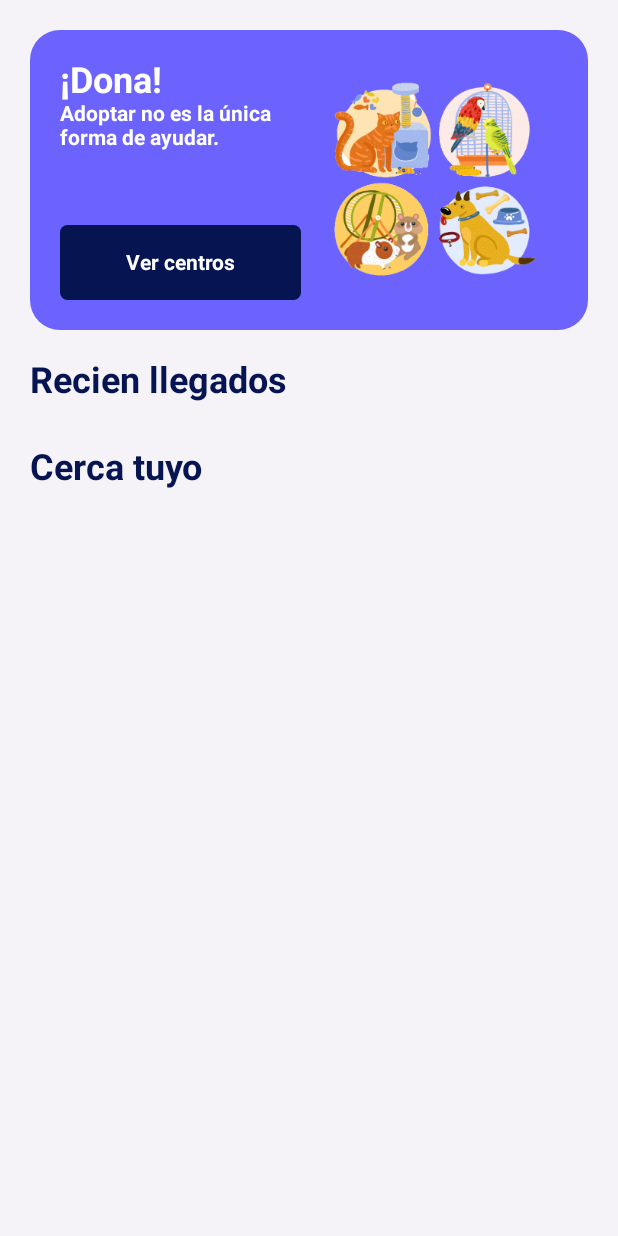
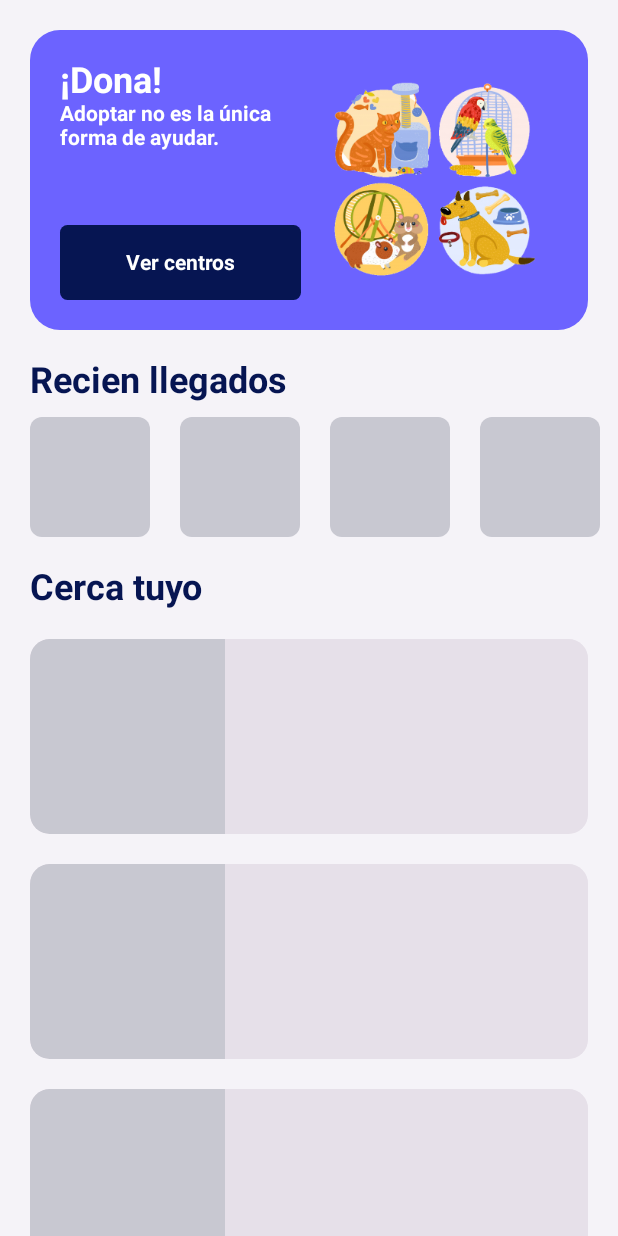
Before and after one commit to LucasPM97/AdoptApp, an Android app built with Jetpack Compose: the first screen one second after launch (MainActivity), on a phone screen of 412 x 824 dp. Run offline under Robolectric (Android 15) with nearby library versions, the phone set to English and light mode, and no system bars; pictures from the network do not load.

Commit message:
Apply loading state on lists

```diff
--- a/app/src/main/java/com/lucas/adoptapp/ui/composables/BigPetItem.kt
+++ b/app/src/main/java/com/lucas/adoptapp/ui/composables/BigPetItem.kt
@@ -107,6 +107,37 @@ private fun PetInfo(
     }
 }
 
+@OptIn(ExperimentalMaterial3Api::class)
+@Composable
+fun EmptyBigPetItem(
+    modifier: Modifier = Modifier
+) {
+    Card(
+        modifier = modifier
+            .clip(MaterialTheme.shapes.small)
+    ) {
+        Row(
+            verticalAlignment = Alignment.CenterVertically,
+        ) {
+
+            val imageShape = RoundedCornerShape(
+                topStartPercent = 10,
+                bottomStartPercent = 10
+            )
+            Box(
+                modifier = Modifier
+                    .fillMaxHeight()
+                    .aspectRatio(1f)
+                    .background(
+                        ImagePlaceholder,
+                        imageShape
+                    )
+                    .clip(imageShape),
+            )
+        }
+    }
+}
+
 @Composable
 @Preview(showBackground = true, backgroundColor = 0xFFF5F3F8)
 fun PreviewBigPetItem() {
@@ -119,3 +150,15 @@ fun PreviewBigPetItem() {
         )
     }
 }
+
+@Composable
+@Preview(showBackground = true, backgroundColor = 0xFFF5F3F8)
+fun PreviewEmptyBigPetItem() {
+    AdoptAppTheme {
+        EmptyBigPetItem(
+            modifier = Modifier
+                .fillMaxWidth()
+                .height(130.dp)
+        )
+    }
+}
--- a/app/src/main/java/com/lucas/adoptapp/ui/composables/HorizontalPetList.kt
+++ b/app/src/main/java/com/lucas/adoptapp/ui/composables/HorizontalPetList.kt
@@ -14,6 +14,7 @@ import com.lucas.core.data.models.PetItem
 fun HorizontalPetList(
     pets: List<PetItem>,
     modifier: Modifier = Modifier,
+    isLoading: Boolean = false,
     contentPadding: PaddingValues = PaddingValues(horizontal = 20.dp),
     horizontalArrangement: Arrangement.Horizontal = Arrangement.spacedBy(20.dp)
 ) {
@@ -21,12 +22,21 @@ fun HorizontalPetList(
         modifier = modifier,
         contentPadding = contentPadding,
         horizontalArrangement = horizontalArrangement,
+        userScrollEnabled = !isLoading
     ) {
-        items(pets) { pet ->
-            SmallPetItem(
-                pet,
-                Modifier.size(80.dp)
-            )
+        if (!isLoading) {
+            items(pets) { pet ->
+                SmallPetItem(
+                    pet,
+                    Modifier.size(80.dp)
+                )
+            }
+        } else {
+            items(4) {
+                EmptySmallPetItem(
+                    Modifier.size(80.dp)
+                )
+            }
         }
     }
 }
--- a/app/src/main/java/com/lucas/adoptapp/ui/composables/SmallPetItem.kt
+++ b/app/src/main/java/com/lucas/adoptapp/ui/composables/SmallPetItem.kt
@@ -47,6 +47,16 @@ fun SmallPetItem(pet: PetItem, modifier: Modifier = Modifier) {
     }
 }
 
+@Composable
+fun EmptySmallPetItem(modifier: Modifier = Modifier) {
+    val shape = MaterialTheme.shapes.small
+    Box(
+        modifier = modifier
+            .background(ImagePlaceholder, shape)
+            .clip(shape)
+    )
+}
+
 
 @Composable
 @Preview(showBackground = true, backgroundColor = 0xFFF5F3F8)
--- a/app/src/main/java/com/lucas/adoptapp/ui/screens/home/NearPetsList.kt
+++ b/app/src/main/java/com/lucas/adoptapp/ui/screens/home/NearPetsList.kt
@@ -10,7 +10,9 @@ import androidx.compose.ui.tooling.preview.Preview
 import androidx.compose.ui.unit.dp
 import com.lucas.adoptapp.R
 import com.lucas.adoptapp.ui.composables.BigPetItem
+import com.lucas.adoptapp.ui.composables.EmptyBigPetItem
 import com.lucas.adoptapp.ui.theme.AdoptAppTheme
+import com.lucas.core.data.models.PetItem
 import com.lucas.core.mocks.MockLists
 
 @Composable
@@ -25,14 +27,22 @@ fun NearPetsList(state: NearPetsUiState) {
             style = MaterialTheme.typography.titleLarge
         )
         Spacer(modifier = Modifier.height(10.dp))
-        if (!state.loading && state.pets.isNotEmpty()) {
-            Column(
-                verticalArrangement = Arrangement.spacedBy(20.dp),
-                modifier = Modifier.padding(vertical = 10.dp)
-            ) {
+        Column(
+            verticalArrangement = Arrangement.spacedBy(20.dp),
+            modifier = Modifier.padding(vertical = 10.dp)
+        ) {
+            if (!state.loading && state.pets.isNotEmpty()) {
                 state.pets.forEach { pet ->
                     BigPetItem(
                         pet,
+                        modifier = Modifier
+                            .fillMaxWidth()
+                            .height(130.dp)
+                    )
+                }
+            } else {
+                for (i in 1..4) {
+                    EmptyBigPetItem(
                         modifier = Modifier
                             .fillMaxWidth()
                             .height(130.dp)
--- a/app/src/main/java/com/lucas/adoptapp/ui/screens/home/RecentNearPetList.kt
+++ b/app/src/main/java/com/lucas/adoptapp/ui/screens/home/RecentNearPetList.kt
@@ -26,9 +26,10 @@ fun RecentNearPetList(state: NewestPetsUiState) {
             modifier = Modifier.padding(start = 20.dp)
         )
         Spacer(modifier = Modifier.height(10.dp))
-        if (!state.loading && state.pets.isNotEmpty()) {
-            HorizontalPetList(state.pets)
-        }
+        HorizontalPetList(
+            state.pets,
+            isLoading = state.loading
+        )
     }
 }
 
@@ -44,3 +45,15 @@ fun PreviewRecentNearPetList() {
         RecentNearPetList(state = newestPetsState)
     }
 }
+
+@Composable
+@Preview(showBackground = true, backgroundColor = 0xFFF5F3F8)
+fun PreviewRecentNearPetListLoading() {
+    AdoptAppTheme {
+        val newestPetsState = NewestPetsUiState(
+            loading = true,
+            pets = emptyList()
+        )
+        RecentNearPetList(state = newestPetsState)
+    }
+}
```
